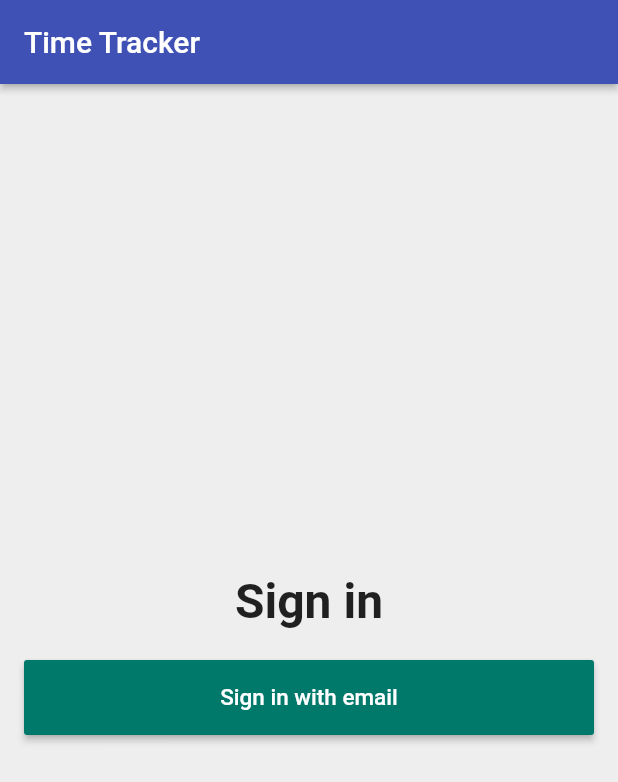
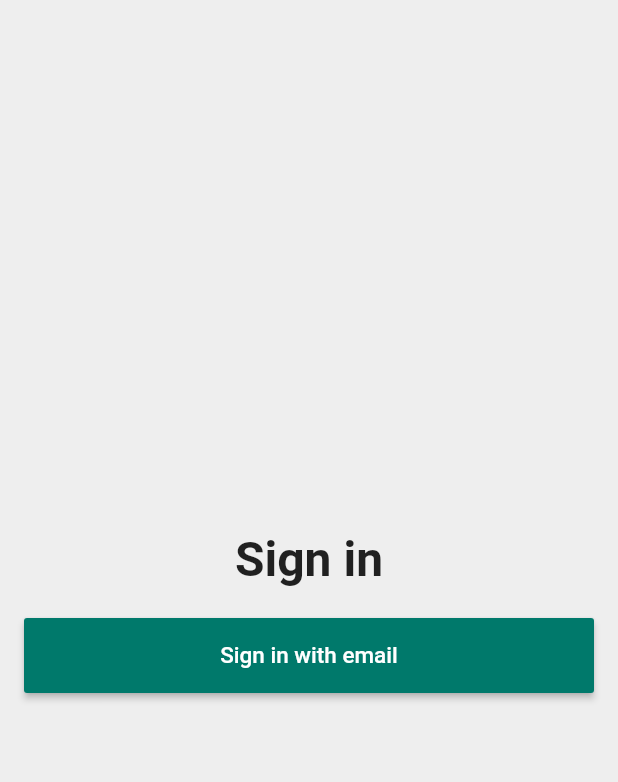
Before and after one commit to Jainbaba/MyEService_Company, a Flutter app: the screen it shows after launch, on a phone screen of 412 x 824 dp. Shown: the top 782 px of the screen. Run offline on Flutter 3.47's test engine with Material 2 defaults, Android fonts, the light colour scheme and no system bars; our stand-ins replace cloud_firestore, firebase_auth, firebase_core, font_awesome_flutter, slider_button; missing offline and left inert: custom_navigator; accounts and stored records are empty.

Commit message:
android added

```diff
--- a/lib/app/SignPage/sign_in_page.dart
+++ b/lib/app/SignPage/sign_in_page.dart
@@ -24,10 +24,6 @@ class SignInPage extends StatelessWidget {
   @override
   Widget build(BuildContext context) {
     return Scaffold(
-      appBar: AppBar(
-        title: Text('Time Tracker'),
-        elevation: 2.0,
-      ),
       body: _buildContent(context),
       backgroundColor: Colors.grey[200],
     );
```
Also changed, not shown: pubspec.lock, 3 other files.
